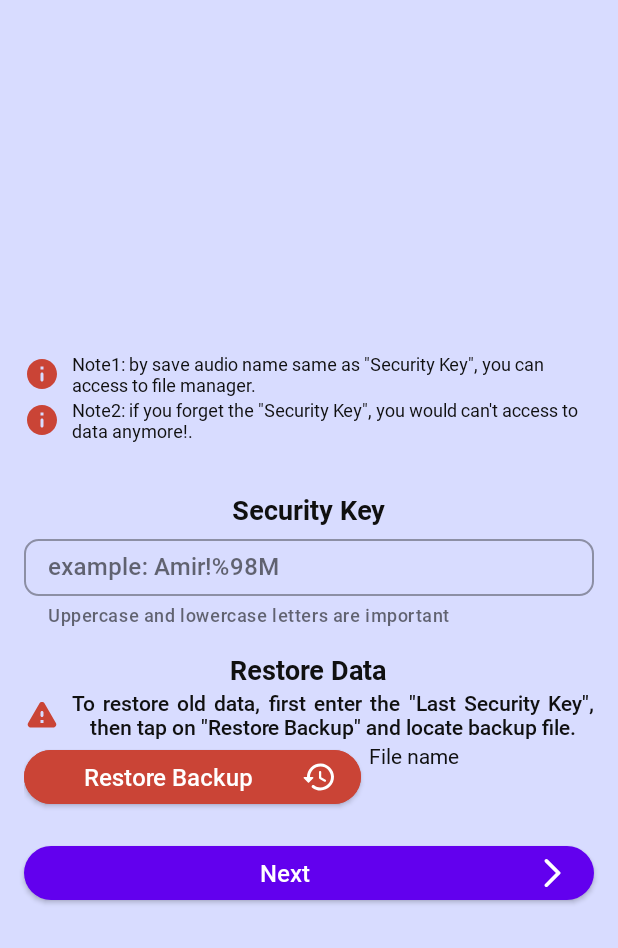
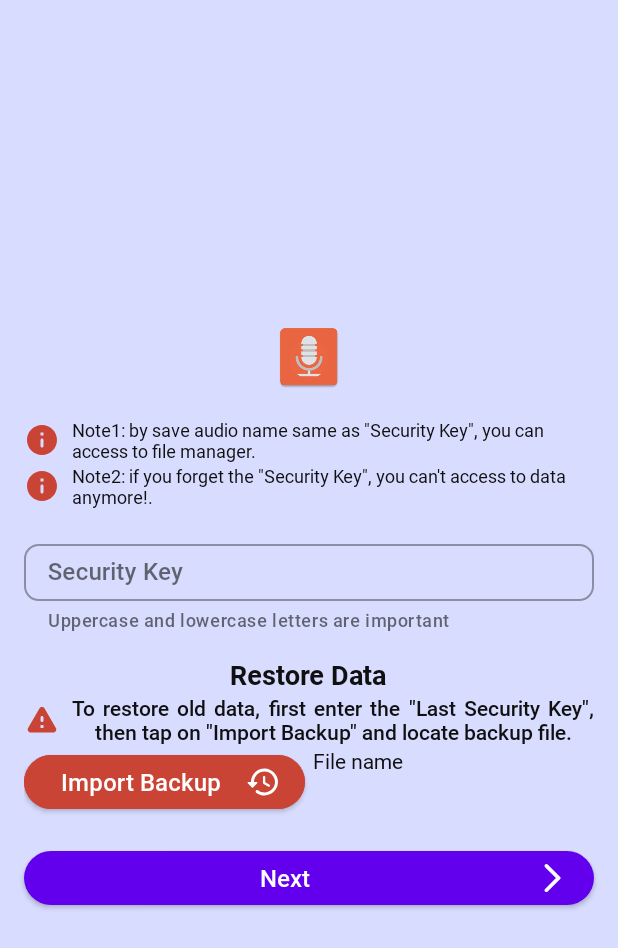
Before and after one commit to pooryadb/SecureBox-Recorder, an Android app: the KeyFragment screen opened through its navigation route, on a phone screen of 412 x 824 dp. Shown: the top 948 px of the screen. Run offline under Robolectric (Android 15) with nearby library versions, the phone set to English and light mode, and no system bars; our stand-ins replace Dagger/Hilt's generated code, RxJava; 2 statements that could not run were skipped.

Commit message:
+ screenshot_0.jpg update README.md fix fragment_key.xml & strings.xml

```diff
--- a/app/src/main/res/layout/fragment_key.xml
+++ b/app/src/main/res/layout/fragment_key.xml
@@ -1,17 +1,18 @@
 <?xml version="1.0" encoding="utf-8"?>
-<ScrollView xmlns:android="http://schemas.android.com/apk/res/android"
+<androidx.appcompat.widget.LinearLayoutCompat xmlns:android="http://schemas.android.com/apk/res/android"
     xmlns:app="http://schemas.android.com/apk/res-auto"
     android:layout_width="match_parent"
-    android:layout_height="match_parent">
-
-    <androidx.appcompat.widget.LinearLayoutCompat
-        android:layout_width="match_parent"
-        android:layout_height="wrap_content"
+    android:layout_height="match_parent"
     android:layout_gravity="center"
     android:clipToPadding="false"
     android:gravity="center"
     android:orientation="vertical"
     android:padding="@dimen/margin">
+
+    <androidx.appcompat.widget.AppCompatImageView
+        android:layout_width="wrap_content"
+        android:layout_height="wrap_content"
+        app:srcCompat="@mipmap/ic_launcher" />
 
     <com.google.android.material.textview.MaterialTextView
         style="@style/txt.h0"
@@ -33,25 +34,18 @@
         app:drawableStartCompat="@drawable/ic_round_info"
         app:drawableTint="?attr/colorError" />
 
-        <com.google.android.material.textview.MaterialTextView
-            style="@style/txt.h3.bold"
-            android:layout_width="wrap_content"
-            android:layout_height="wrap_content"
-            android:layout_marginTop="@dimen/margin"
-            android:text="@string/security_key" />
-
     <com.google.android.material.textfield.TextInputLayout
         android:id="@+id/etSecurity"
         style="@style/input.outline"
         android:layout_width="match_parent"
         android:layout_height="wrap_content"
+        android:hint="@string/security_key"
         app:helperText="@string/set_security_key_warning"
         app:hintTextAppearance="@style/txt.h2">
 
         <com.google.android.material.textfield.TextInputEditText
             android:layout_width="match_parent"
             android:layout_height="wrap_content"
-                android:hint="@string/security_hint_example"
             android:imeOptions="actionNext"
             android:lines="1"
             android:maxLines="1"
@@ -89,9 +83,9 @@
             android:layout_width="0dp"
             android:layout_height="wrap_content"
             android:layout_marginEnd="5dp"
-                android:layout_weight="3"
+            android:layout_weight="2"
             android:backgroundTint="?attr/colorError"
-                android:text="@string/restore_backup"
+            android:text="@string/import_backup"
             android:textColor="?attr/colorOnError"
             app:icon="@drawable/ic_round_restore" />
 
@@ -101,6 +95,7 @@
             android:layout_width="0dp"
             android:layout_height="match_parent"
             android:layout_weight="2"
+            android:ellipsize="end"
             android:lines="2"
             android:maxLines="2"
             android:text="@string/file_name" />
@@ -117,4 +112,3 @@
         app:icon="@drawable/ic_arrow_forward" />
 
 </androidx.appcompat.widget.LinearLayoutCompat>
-</ScrollView>
--- a/app/src/main/res/values/strings.xml
+++ b/app/src/main/res/values/strings.xml
@@ -18,12 +18,11 @@
 
     <string name="set_security_key_warning">Uppercase and lowercase letters are important</string>
     <string name="set_security_key_note1">Note1: by save audio name same as \"Security Key\", you can access to file manager.</string>
-    <string name="set_security_key_note2">Note2: if you forget the \"Security Key\", you would can\'t access to data anymore!.</string>
-    <string name="security_hint_example">example: Amir!%98M</string>
+    <string name="set_security_key_note2">Note2: if you forget the \"Security Key\", you can\'t access to data anymore!.</string>
     <string name="security_key">Security Key</string>
     <string name="recovery_key">Recovery Key</string>
-    <string name="restore_note">To restore old data, first enter the \"Last Security Key\", then tap on \"Restore Backup\" and locate backup file.</string>
-    <string name="restore_backup">Restore Backup</string>
+    <string name="restore_note">To restore old data, first enter the \"Last Security Key\", then tap on \"Import Backup\" and locate backup file.</string>
+    <string name="import_backup">Import Backup</string>
     <string name="restore_backup_success">Restore Backup success</string>
     <string name="restore_backup_error">Restore Backup error</string>
     <string name="restore_data">Restore Data</string>
```
Also changed, not shown: 2 other files. Lines whose indentation alone changed are shown as unchanged.
